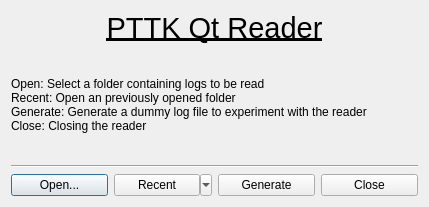
First picture: the form in extra/logParser/qtWidgetLogParser/ui/StartUpDialog.ui, repository MickaelF/PTTK, before the edit.
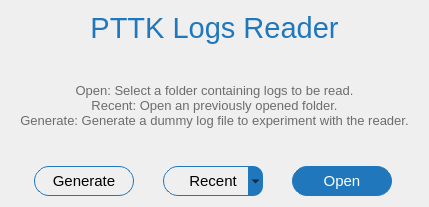
Second picture: the form after the edit. Icons and pictures are not drawn.

Commit message: Change when the sort parameters are displayed. Change style of start screen. Change how log files are saved (a file per day, now).

```diff
--- a/extra/logParser/qtWidgetLogParser/ui/StartUpDialog.ui
+++ b/extra/logParser/qtWidgetLogParser/ui/StartUpDialog.ui
@@ -10,9 +10,37 @@
     <height>207</height>
    </rect>
   </property>
+  <property name="font">
+   <font>
+    <pointsize>10</pointsize>
+   </font>
+  </property>
   <property name="windowTitle">
    <string>StartUp Dialog</string>
   </property>
+  <property name="windowOpacity">
+   <double>1.000000000000000</double>
+  </property>
+  <property name="styleSheet">
+   <string notr="true">QPushButton, QToolButton { border: 1px solid #2077bc;
+     border-radius: 15px;
+}
+
+QPushButton#g_open {
+     background-color: #2077bc;
+	color: #FFFFFF;
+}
+
+QToolButton::menu-button
+{
+     background-color: #2077bc;
+    border-top-right-radius: 10px;
+    border-bottom-right-radius: 10px;
+width: 15px;
+}
+
+</string>
+  </property>
   <layout class="QVBoxLayout" name="verticalLayout">
    <item>
     <widget class="QLabel" name="label">
@@ -22,14 +50,51 @@
        <verstretch>0</verstretch>
       </sizepolicy>
      </property>
+     <property name="palette">
+      <palette>
+       <active>
+        <colorrole role="WindowText">
+         <brush brushstyle="SolidPattern">
+          <color alpha="255">
+           <red>32</red>
+           <green>119</green>
+           <blue>188</blue>
+          </color>
+         </brush>
+        </colorrole>
+       </active>
+       <inactive>
+        <colorrole role="WindowText">
+         <brush brushstyle="SolidPattern">
+          <color alpha="255">
+           <red>32</red>
+           <green>119</green>
+           <blue>188</blue>
+          </color>
+         </brush>
+        </colorrole>
+       </inactive>
+       <disabled>
+        <colorrole role="WindowText">
+         <brush brushstyle="SolidPattern">
+          <color alpha="255">
+           <red>120</red>
+           <green>120</green>
+           <blue>120</blue>
+          </color>
+         </brush>
+        </colorrole>
+       </disabled>
+      </palette>
+     </property>
      <property name="font">
       <font>
        <pointsize>22</pointsize>
-       <underline>true</underline>
+       <underline>false</underline>
       </font>
      </property>
      <property name="text">
-      <string>PTTK Qt Reader</string>
+      <string>PTTK Logs Reader</string>
      </property>
      <property name="alignment">
       <set>Qt::AlignCenter</set>
@@ -44,27 +109,84 @@
        <verstretch>0</verstretch>
       </sizepolicy>
      </property>
+     <property name="palette">
+      <palette>
+       <active>
+        <colorrole role="WindowText">
+         <brush brushstyle="SolidPattern">
+          <color alpha="255">
+           <red>108</red>
+           <green>108</green>
+           <blue>108</blue>
+          </color>
+         </brush>
+        </colorrole>
+       </active>
+       <inactive>
+        <colorrole role="WindowText">
+         <brush brushstyle="SolidPattern">
+          <color alpha="255">
+           <red>108</red>
+           <green>108</green>
+           <blue>108</blue>
+          </color>
+         </brush>
+        </colorrole>
+       </inactive>
+       <disabled>
+        <colorrole role="WindowText">
+         <brush brushstyle="SolidPattern">
+          <color alpha="255">
+           <red>120</red>
+           <green>120</green>
+           <blue>120</blue>
+          </color>
+         </brush>
+        </colorrole>
+       </disabled>
+      </palette>
+     </property>
+     <property name="font">
+      <font>
+       <pointsize>10</pointsize>
+      </font>
+     </property>
+     <property name="styleSheet">
+      <string notr="true"/>
+     </property>
      <property name="text">
-      <string>Open: Select a folder containing logs to be read
-Recent: Open an previously opened folder
-Generate: Generate a dummy log file to experiment with the reader
-Close: Closing the reader</string>
+      <string>Open: Select a folder containing logs to be read.
+Recent: Open an previously opened folder.
+Generate: Generate a dummy log file to experiment with the reader.</string>
      </property>
-    </widget>
-   </item>
-   <item>
-    <widget class="Line" name="line">
-     <property name="orientation">
-      <enum>Qt::Horizontal</enum>
+     <property name="alignment">
+      <set>Qt::AlignCenter</set>
      </property>
     </widget>
    </item>
    <item>
     <layout class="QHBoxLayout" name="horizontalLayout">
      <item>
-      <widget class="QPushButton" name="g_open">
+      <widget class="QPushButton" name="g_generate">
+       <property name="sizePolicy">
+        <sizepolicy hsizetype="Minimum" vsizetype="Expanding">
+         <horstretch>0</horstretch>
+         <verstretch>0</verstretch>
+        </sizepolicy>
+       </property>
+       <property name="maximumSize">
+        <size>
+         <width>100</width>
+         <height>30</height>
+        </size>
+       </property>
+       <property name="font">
+        <font>
+         <pointsize>11</pointsize>
+        </font>
+       </property>
        <property name="text">
-        <string>Open...</string>
+        <string>Generate</string>
        </property>
       </widget>
      </item>
@@ -76,6 +198,17 @@
          <verstretch>0</verstretch>
         </sizepolicy>
        </property>
+       <property name="maximumSize">
+        <size>
+         <width>100</width>
+         <height>30</height>
+        </size>
+       </property>
+       <property name="font">
+        <font>
+         <pointsize>11</pointsize>
+        </font>
+       </property>
        <property name="text">
         <string>Recent</string>
        </property>
@@ -107,16 +240,261 @@
       </widget>
      </item>
      <item>
-      <widget class="QPushButton" name="g_generate">
-       <property name="text">
-        <string>Generate</string>
+      <widget class="QPushButton" name="g_open">
+       <property name="sizePolicy">
+        <sizepolicy hsizetype="Expanding" vsizetype="Expanding">
+         <horstretch>0</horstretch>
+         <verstretch>0</verstretch>
+        </sizepolicy>
        </property>
-      </widget>
-     </item>
-     <item>
-      <widget class="QPushButton" name="g_close">
+       <property name="maximumSize">
+        <size>
+         <width>100</width>
+         <height>30</height>
+        </size>
+       </property>
+       <property name="palette">
+        <palette>
+         <active>
+          <colorrole role="WindowText">
+           <brush brushstyle="SolidPattern">
+            <color alpha="255">
+             <red>255</red>
+             <green>255</green>
+             <blue>255</blue>
+            </color>
+           </brush>
+          </colorrole>
+          <colorrole role="Button">
+           <brush brushstyle="SolidPattern">
+            <color alpha="255">
+             <red>32</red>
+             <green>119</green>
+             <blue>188</blue>
+            </color>
+           </brush>
+          </colorrole>
+          <colorrole role="Text">
+           <brush brushstyle="SolidPattern">
+            <color alpha="255">
+             <red>255</red>
+             <green>255</green>
+             <blue>255</blue>
+            </color>
+           </brush>
+          </colorrole>
+          <colorrole role="ButtonText">
+           <brush brushstyle="SolidPattern">
+            <color alpha="255">
+             <red>255</red>
+             <green>255</green>
+             <blue>255</blue>
+            </color>
+           </brush>
+          </colorrole>
+          <colorrole role="Base">
+           <brush brushstyle="SolidPattern">
+            <color alpha="255">
+             <red>32</red>
+             <green>119</green>
+             <blue>188</blue>
+            </color>
+           </brush>
+          </colorrole>
+          <colorrole role="Window">
+           <brush brushstyle="SolidPattern">
+            <color alpha="255">
+             <red>32</red>
+             <green>119</green>
+             <blue>188</blue>
+            </color>
+           </brush>
+          </colorrole>
+          <colorrole role="Shadow">
+           <brush brushstyle="SolidPattern">
+            <color alpha="255">
+             <red>85</red>
+             <green>0</green>
+             <blue>127</blue>
+            </color>
+           </brush>
+          </colorrole>
+          <colorrole role="PlaceholderText">
+           <brush brushstyle="NoBrush">
+            <color alpha="128">
+             <red>255</red>
+             <green>255</green>
+             <blue>255</blue>
+            </color>
+           </brush>
+          </colorrole>
+         </active>
+         <inactive>
+          <colorrole role="WindowText">
+           <brush brushstyle="SolidPattern">
+            <color alpha="255">
+             <red>255</red>
+             <green>255</green>
+             <blue>255</blue>
+            </color>
+           </brush>
+          </colorrole>
+          <colorrole role="Button">
+           <brush brushstyle="SolidPattern">
+            <color alpha="255">
+             <red>32</red>
+             <green>119</green>
+             <blue>188</blue>
+            </color>
+           </brush>
+          </colorrole>
+          <colorrole role="Text">
+           <brush brushstyle="SolidPattern">
+            <color alpha="255">
+             <red>255</red>
+             <green>255</green>
+             <blue>255</blue>
+            </color>
+           </brush>
+          </colorrole>
+          <colorrole role="ButtonText">
+           <brush brushstyle="SolidPattern">
+            <color alpha="255">
+             <red>255</red>
+             <green>255</green>
+             <blue>255</blue>
+            </color>
+           </brush>
+          </colorrole>
+          <colorrole role="Base">
+           <brush brushstyle="SolidPattern">
+            <color alpha="255">
+             <red>32</red>
+             <green>119</green>
+             <blue>188</blue>
+            </color>
+           </brush>
+          </colorrole>
+          <colorrole role="Window">
+           <brush brushstyle="SolidPattern">
+            <color alpha="255">
+             <red>32</red>
+             <green>119</green>
+             <blue>188</blue>
+            </color>
+           </brush>
+          </colorrole>
+          <colorrole role="Shadow">
+           <brush brushstyle="SolidPattern">
+            <color alpha="255">
+             <red>85</red>
+             <green>0</green>
+             <blue>127</blue>
+            </color>
+           </brush>
+          </colorrole>
+          <colorrole role="PlaceholderText">
+           <brush brushstyle="NoBrush">
+            <color alpha="128">
+             <red>255</red>
+             <green>255</green>
+             <blue>255</blue>
+            </color>
+           </brush>
+          </colorrole>
+         </inactive>
+         <disabled>
+          <colorrole role="WindowText">
+           <brush brushstyle="SolidPattern">
+            <color alpha="255">
+             <red>255</red>
+             <green>255</green>
+             <blue>255</blue>
+            </color>
+           </brush>
+          </colorrole>
+          <colorrole role="Button">
+           <brush brushstyle="SolidPattern">
+            <color alpha="255">
+             <red>32</red>
+             <green>119</green>
+             <blue>188</blue>
+            </color>
+           </brush>
+          </colorrole>
+          <colorrole role="Text">
+           <brush brushstyle="SolidPattern">
+            <color alpha="255">
+             <red>255</red>
+             <green>255</green>
+             <blue>255</blue>
+            </color>
+           </brush>
+          </colorrole>
+          <colorrole role="ButtonText">
+           <brush brushstyle="SolidPattern">
+            <color alpha="255">
+             <red>255</red>
+             <green>255</green>
+             <blue>255</blue>
+            </color>
+           </brush>
+          </colorrole>
+          <colorrole role="Base">
+           <brush brushstyle="SolidPattern">
+            <color alpha="255">
+             <red>32</red>
+             <green>119</green>
+             <blue>188</blue>
+            </color>
+           </brush>
+          </colorrole>
+          <colorrole role="Window">
+           <brush brushstyle="SolidPattern">
+            <color alpha="255">
+             <red>32</red>
+             <green>119</green>
+             <blue>188</blue>
+            </color>
+           </brush>
+          </colorrole>
+          <colorrole role="Shadow">
+           <brush brushstyle="SolidPattern">
+            <color alpha="255">
+             <red>85</red>
+             <green>0</green>
+             <blue>127</blue>
+            </color>
+           </brush>
+          </colorrole>
+          <colorrole role="PlaceholderText">
+           <brush brushstyle="NoBrush">
+            <color alpha="128">
+             <red>255</red>
+             <green>255</green>
+             <blue>255</blue>
+            </color>
+           </brush>
+          </colorrole>
+         </disabled>
+        </palette>
+       </property>
+       <property name="font">
+        <font>
+         <pointsize>11</pointsize>
+        </font>
+       </property>
+       <property name="styleSheet">
+        <string notr="true"/>
+       </property>
        <property name="text">
-        <string>Close</string>
+        <string>Open</string>
+       </property>
+       <property name="autoDefault">
+        <bool>false</bool>
+       </property>
+       <property name="flat">
+        <bool>true</bool>
        </property>
       </widget>
      </item>
```
Left out of the diff: 2 changed lines with no effect on the pictures. The commit also changes 7 other files.
